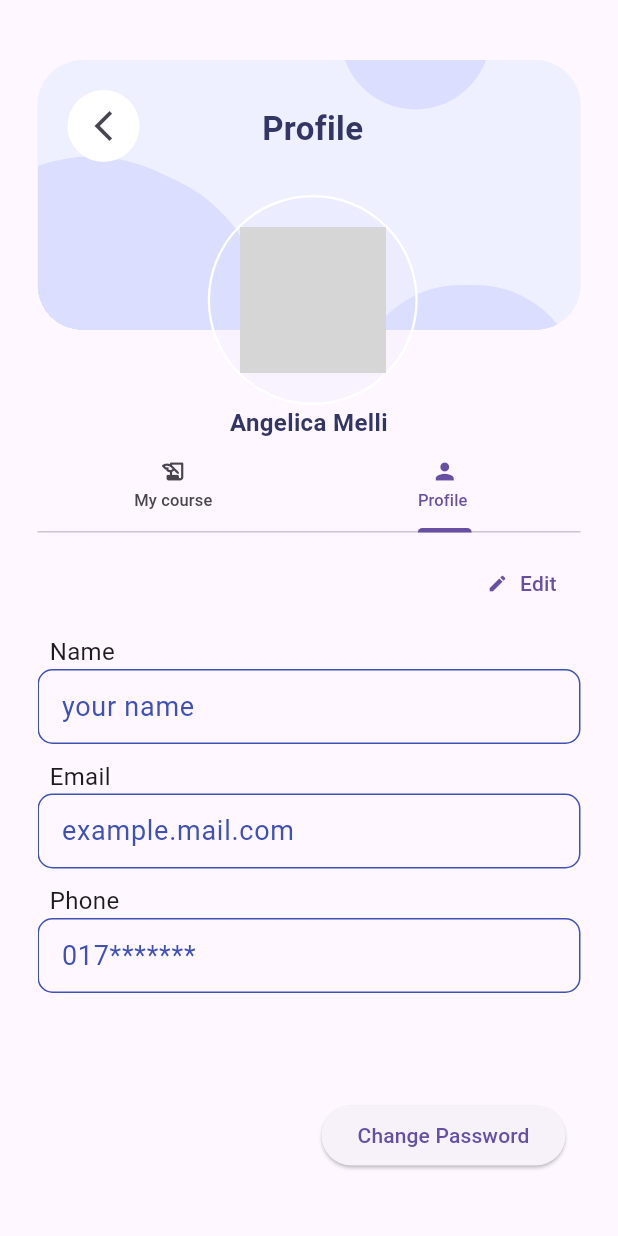
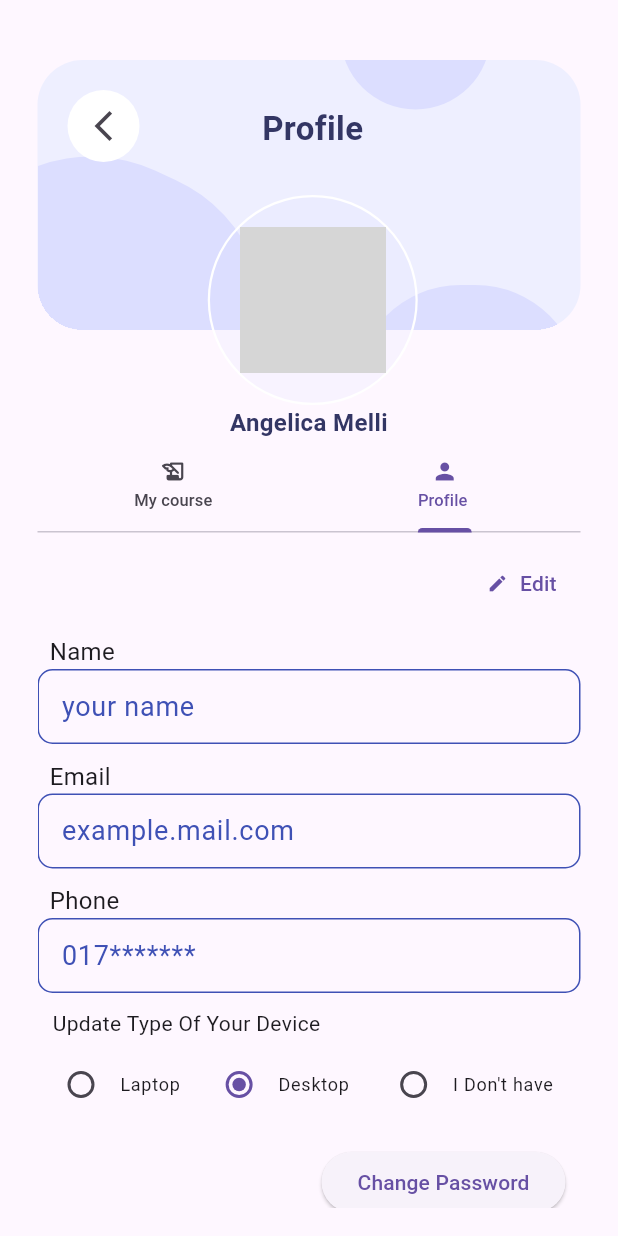
Before and after one commit to forhad35/kodeeo_app, a Flutter app: the screen it shows after launch, item 3 of the bottom bar chosen, on a phone screen of 412 x 824 dp. Run offline on Flutter 3.47's test engine with Material 2 defaults, Android fonts, the phone set to English and light mode, and no system bars; our stand-ins replace animated_splash_screen, carousel_slider, floating_bottom_navigation_bar, flutter_svg, font_awesome_flutter, google_nav_bar; accounts and stored records are empty; network calls fail; grey boxes are pictures that could not be loaded.

Commit message:
add redio button

```diff
--- a/lib/widgets/Our_service.dart
+++ b/lib/widgets/Our_service.dart
@@ -60,7 +60,7 @@ class OurService  {
                 SizedBox(height: 5,),
                 Text(itemList[index].title,style: TextStyle(fontWeight: FontWeight.bold,fontSize: 13),),
                 SizedBox(height: 5,),
-                Text(itemList[index].descption,style: TextStyle(fontSize: 12),textAlign: TextAlign.justify,),
+                Expanded(child: Text(itemList[index].descption,style: TextStyle(fontSize: 12),textAlign: TextAlign.justify,)),
 
               ]
               ),
--- a/lib/widgets/profile_info2.dart
+++ b/lib/widgets/profile_info2.dart
@@ -1,6 +1,7 @@
 import 'package:flutter/material.dart';
 import 'package:kodeeo_app/helper/display.dart';
 import 'package:kodeeo_app/widgets/profile_settings.dart';
+import 'package:kodeeo_app/widgets/radio_button.dart';
 
 class ProfileInfo extends StatefulWidget {
   const ProfileInfo({super.key});
@@ -25,9 +26,10 @@ class _ProfileInfoState extends State<ProfileInfo> {
 
   @override
   Widget build(BuildContext context) {
-    return Container(
+    return SingleChildScrollView(
+      child: Container(
         width: displayWidth(context),
-      height: 360,
+        // height: 450,
         child: Column(
           children: [
             Container(
@@ -45,9 +47,9 @@ class _ProfileInfoState extends State<ProfileInfo> {
                     ),
                     label: Text("Edit"))),
             Container(
-            height: 320,
+              height: 351,
               child: Padding(
-              padding: const EdgeInsets.only(top: 10, bottom: 10),
+                padding: const EdgeInsets.only(top: 10, bottom: 0),
                 child: Form(
                     child: Column(
                       crossAxisAlignment: CrossAxisAlignment.start,
@@ -131,9 +133,11 @@ class _ProfileInfoState extends State<ProfileInfo> {
 
                           ),
                         ),
-                      SizedBox(
-                        height: 10,
-                      ),
+                        Transform.translate(offset:Offset(10, 10),child: Text("Update Type Of Your Device")),
+                        RadioButton(),
+                        // SizedBox(
+                        //   height: 10,
+                        // ),
 
                       ],
                     )),
@@ -163,7 +167,8 @@ class _ProfileInfoState extends State<ProfileInfo> {
             ),
           ],
         ),
-    );;
+      ),
+    );
   }
 
   void modalBottomSheet(BuildContext context){
@@ -258,6 +263,7 @@ class _ProfileInfoState extends State<ProfileInfo> {
                               BorderSide(width: 1, color: Colors.indigo)),
                         ),
                       ),
+
                     ],
                   )),
                   SizedBox(
--- a/lib/widgets/radio_button.dart
+++ b/lib/widgets/radio_button.dart
@@ -1,18 +1,23 @@
 import 'package:flutter/material.dart';
+import 'package:kodeeo_app/helper/display.dart';
 class RadioButton extends StatefulWidget {
   @override
   _BodyState createState() => _BodyState();
 }
 class _BodyState extends State<RadioButton> {
-  bool evaluate = true;
   late String device = "desktop";
   @override
   Widget build(BuildContext context) {
-    return Column(
+    return Expanded(
+      child: Row(
+
           children: [
-          RadioListTile(
-            isThreeLine: evaluate,
-            title: Text("Laptop"),
+            Container(
+              width: displayWidth(context)/3.8,
+              child: Transform.translate(offset:Offset(8, 0),
+                child: RadioListTile(
+                  contentPadding: EdgeInsets.all(1),
+                  title: Transform.translate(offset:Offset(-10, 0),child: Text("Laptop",style: TextStyle(fontSize: 12),)),
                   value: "laptop",
                   groupValue: device,
                   onChanged: (value){
@@ -21,9 +26,17 @@ class _BodyState extends State<RadioButton> {
                     });
                   },
                 ),
-          RadioListTile(
-            isThreeLine: evaluate,
-            title: Text("Desktop"),
+              ),
+            ),
+
+
+            Container(
+              width: displayWidth(context)/3.7,
+              child: Transform.translate(offset:Offset(5, 0),
+                child: RadioListTile(
+            contentPadding: EdgeInsets.all(1),
+                  title: Transform.translate(offset:Offset(-10, 0),
+                  child: Text("Desktop",style: TextStyle(fontSize: 12),)),
                   value: "desktop",
                   groupValue: device,
                   onChanged: (value){
@@ -32,9 +45,15 @@ class _BodyState extends State<RadioButton> {
                     });
                   },
                 ),
-          RadioListTile(
-            isThreeLine: evaluate,
-            title: Text("I Don't have"),
+              ),
+            ),
+            Container(
+              width: displayWidth(context)/3,
+              child: Transform.translate(offset:Offset(10, 0),
+                child: RadioListTile(
+                  contentPadding: EdgeInsets.all(1),
+                  title: Transform.translate(offset:Offset(-10, 0),
+                      child: Text("I Don't have",style: TextStyle(fontSize: 12),)),
                   value: "i_don't_have",
                   groupValue: device,
                   onChanged: (value){
@@ -43,8 +62,10 @@ class _BodyState extends State<RadioButton> {
                     });
                   },
                 ),
-          Text(device),
+              ),
+            ),
           ],
+      ),
     );
 
   }
```
Lines whose indentation alone changed are shown as unchanged.
